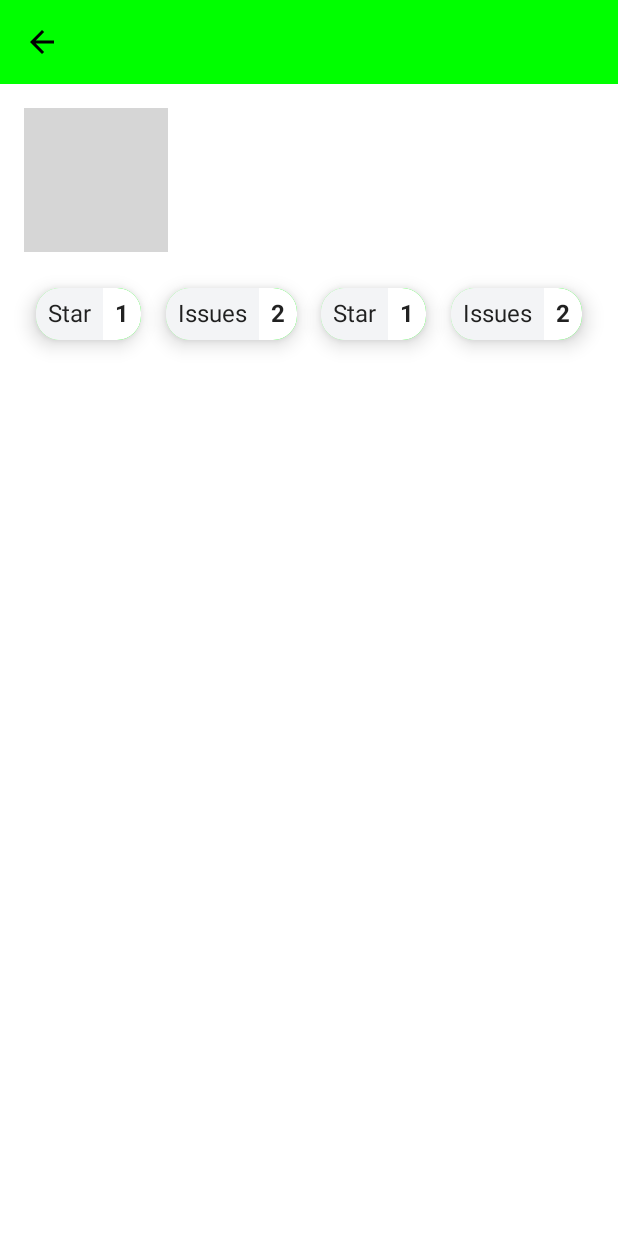
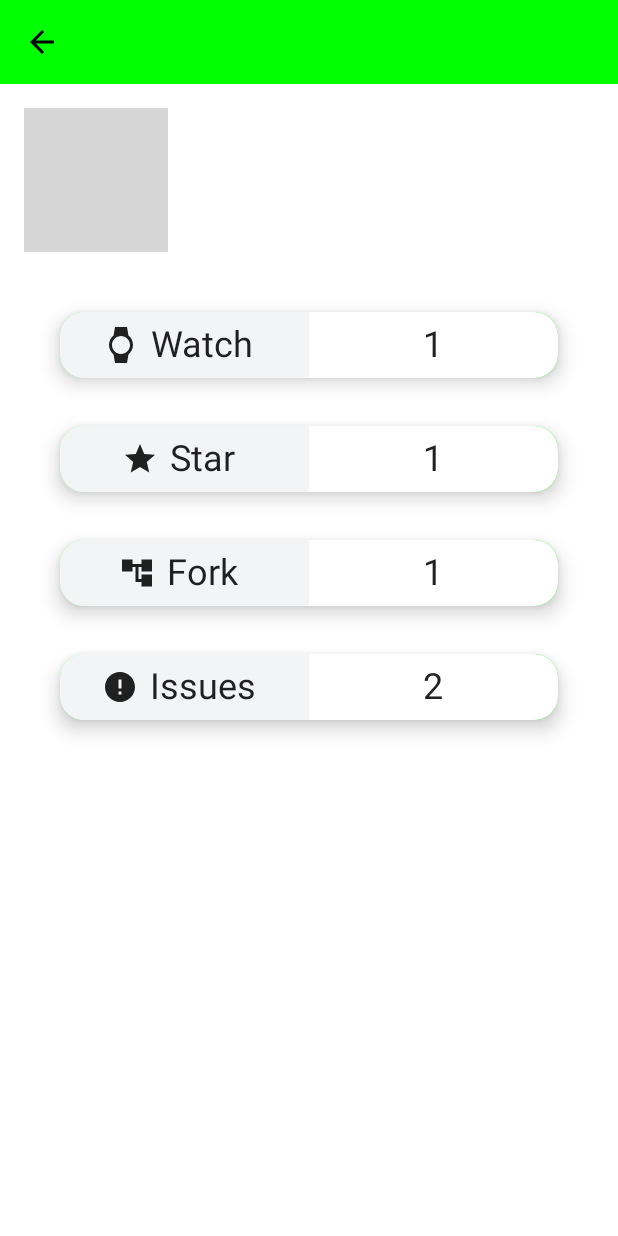
Before and after one commit to burakkarabekir/IngCase, an Android app built with Jetpack Compose: the composable RepoDetailScreen shown on its own in the app's theme, on a phone screen of 412 x 824 dp. Run offline under Robolectric (Android 15) with nearby library versions, the phone set to English and light mode, and no system bars; our stand-ins replace Dagger/Hilt's generated code, Timber; pictures from the network do not load; 5 statements that could not run were skipped; grey boxes are pictures that could not be loaded.

Commit message:
implemented detail screen.

```diff
--- a/app/src/main/java/com/burakks/ingcase/domain/model/Repo.kt
+++ b/app/src/main/java/com/burakks/ingcase/domain/model/Repo.kt
@@ -10,5 +10,7 @@ data class Repo(
     val url: String,
     val isLiked: Boolean,
     val openIssueCount: Int,
-    val stargazersCount: Int
+    val stargazersCount: Int,
+    val forksCount: Int,
+    val watchersCount: Int
 ) : Parcelable
--- a/app/src/main/java/com/burakks/ingcase/presentation/repo_detail/RepoDetailScreen.kt
+++ b/app/src/main/java/com/burakks/ingcase/presentation/repo_detail/RepoDetailScreen.kt
@@ -1,24 +1,28 @@
 package com.burakks.ingcase.presentation.repo_detail
 
+import android.graphics.drawable.Icon
 import androidx.compose.foundation.Image
 import androidx.compose.foundation.background
-import androidx.compose.foundation.border
 import androidx.compose.foundation.layout.*
 import androidx.compose.foundation.shape.RoundedCornerShape
 import androidx.compose.material.Card
-import androidx.compose.material.Divider
+import androidx.compose.material.Icon
 import androidx.compose.material.MaterialTheme
 import androidx.compose.material.Text
+import androidx.compose.material.icons.Icons
+import androidx.compose.material.icons.filled.*
 import androidx.compose.runtime.Composable
 import androidx.compose.runtime.produceState
 import androidx.compose.ui.Alignment
 import androidx.compose.ui.Modifier
 import androidx.compose.ui.graphics.Color
+import androidx.compose.ui.graphics.vector.ImageVector
 import androidx.compose.ui.layout.ContentScale
 import androidx.compose.ui.res.stringResource
 import androidx.compose.ui.text.font.FontWeight
 import androidx.compose.ui.text.style.TextAlign
 import androidx.compose.ui.unit.dp
+import androidx.compose.ui.unit.sp
 import androidx.hilt.navigation.compose.hiltViewModel
 import androidx.navigation.NavHostController
 import coil.compose.rememberImagePainter
@@ -27,7 +31,10 @@ import com.burakks.ingcase.R
 import com.burakks.ingcase.domain.model.Repo
 import com.burakks.ingcase.domain.util.DataState
 import com.burakks.ingcase.presentation.components.MainTopAppBar
-import com.burakks.ingcase.ui.theme.*
+import com.burakks.ingcase.ui.theme.ElevationSmall
+import com.burakks.ingcase.ui.theme.RadiusMedium
+import com.burakks.ingcase.ui.theme.SpaceMedium
+import com.burakks.ingcase.ui.theme.SpaceSmall
 import timber.log.Timber.d
 
 const val OWNER_IMAGE_SIZE = 96
@@ -68,7 +75,7 @@ fun RepoDetailScreen(
                 .padding(SpaceMedium),
         ) {
             Row(
-                horizontalArrangement = Arrangement.SpaceAround,
+                horizontalArrangement = Arrangement.SpaceBetween,
                 verticalAlignment = Alignment.CenterVertically
             ) {
                 if (repo.id != null) {
@@ -88,19 +95,21 @@ fun RepoDetailScreen(
                         contentScale = ContentScale.Crop,
                     )
                 }
+
                 Text(text = repo.name ?: "Repo Detail Page")
             }
             Spacer(modifier = Modifier.height(SpaceMedium))
-            Row(
+            Column(
                 modifier = Modifier
                     .fillMaxWidth()
                     .padding(SpaceSmall),
-                horizontalArrangement = Arrangement.SpaceBetween,
+                horizontalAlignment = Alignment.CenterHorizontally,
+                verticalArrangement = Arrangement.SpaceBetween
             ) {
-                OwnerStatus(text = stringResource(R.string.star), number = repo.stargazersCount.toString())
-                OwnerStatus(text = stringResource(R.string.issues), number = repo.openIssueCount.toString())
-                OwnerStatus(text = stringResource(R.string.star), number = repo.stargazersCount.toString())
-                OwnerStatus(text = stringResource(R.string.issues), number = repo.openIssueCount.toString())
+                OwnerStatus(Icons.Default.Watch,text = stringResource(R.string.watch), number = repo.watchersCount.toString())
+                OwnerStatus(Icons.Default.Star,text = stringResource(R.string.star), number = repo.stargazersCount.toString())
+                OwnerStatus(Icons.Default.AccountTree,text = stringResource(R.string.fork), number = repo.forksCount.toString())
+                OwnerStatus(Icons.Default.Error,text = stringResource(R.string.issues), number = repo.openIssueCount.toString())
 
             }
         }
@@ -109,6 +118,7 @@ fun RepoDetailScreen(
 
 @Composable
 fun OwnerStatus(
+    icon: ImageVector,
     text: String,
     number: String,
     modifier: Modifier = Modifier
@@ -117,7 +127,8 @@ fun OwnerStatus(
         shape = RoundedCornerShape(RadiusMedium),
         modifier = modifier
             .wrapContentWidth()
-            .background(Color.White),
+            .background(Color.White)
+            .padding(SpaceMedium),
         elevation = ElevationSmall
     ) {
         Row(
@@ -125,19 +136,38 @@ fun OwnerStatus(
             modifier = modifier
                 .background(Color.White)
         ) {
-            Text(
-                text = text,
+            Row(
+                verticalAlignment = Alignment.CenterVertically,
+                horizontalArrangement = Arrangement.Center,
                 modifier = modifier
+                    .weight(5f)
                     .background(Color(0xFFF3F4F6))
-                    .padding(SpaceSmall),
+            ) {
+                Icon(
+                    icon,
+                    contentDescription = stringResource(id = R.string.watch),
                 )
+                Text(
+                    text = text,
+                    textAlign = TextAlign.Center,
+                    modifier = modifier
+                        .background(Color(0xFFF3F4F6))
+                        .padding(SpaceSmall),
+                    style = MaterialTheme.typography.body1.copy(
+                        fontSize = 24.sp
+                    ),
+                )
+            }
             Text(
                 text = number,
-                fontWeight = FontWeight.Bold,
                 textAlign = TextAlign.Center,
+                style = MaterialTheme.typography.body1.copy(
+                    fontSize = 24.sp
+                ),
                 modifier = modifier
-                    .padding(SpaceSmall),
-                )
+                    .padding(SpaceSmall)
+                    .weight(5f),
+            )
         }
     }
 
--- a/app/src/main/java/com/burakks/ingcase/presentation/repo_detail/RepoDetailViewModel.kt
+++ b/app/src/main/java/com/burakks/ingcase/presentation/repo_detail/RepoDetailViewModel.kt
@@ -18,7 +18,7 @@ class RepoDetailViewModel @Inject constructor(
     private val fetchRepoUseCase: FetchRepoUseCase,
 ) : ViewModel() {
 
-    val repo: MutableState<Repo> = mutableStateOf(Repo(1,"","",false,2,1))
+    val repo: MutableState<Repo> = mutableStateOf(Repo(1,"","",false,2,1,1,1))
 
     fun getRepo(repoId: Int) {
         fetchRepoUseCase.execute(
--- a/app/src/main/res/values/strings.xml
+++ b/app/src/main/res/values/strings.xml
@@ -11,4 +11,6 @@
     <string name="profile">Profile</string>
     <string name="star">Star</string>
     <string name="issues">Issues</string>
+    <string name="watch">Watch</string>
+    <string name="fork">Fork</string>
 </resources>
```
Also changed, not shown: app/src/main/java/com/burakks/ingcase/data/cache/model/RepoEntity.kt (+7 -4 lines), app/src/main/java/com/burakks/ingcase/data/cache/model/RepoEntityMapper.kt (+13 -5 lines), app/src/main/java/com/burakks/ingcase/data/remote/model/RepoDto.kt (+7 -1 lines), app/src/main/java/com/burakks/ingcase/data/remote/model/RepoDtoMapper.kt (+5 -2 lines).
